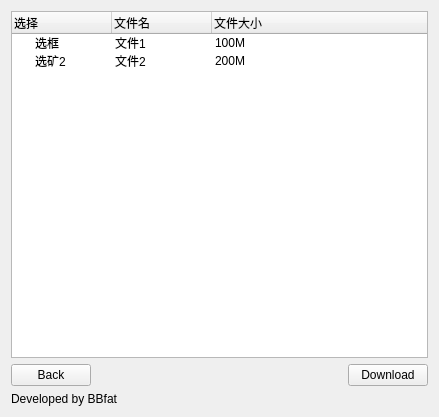
Before: the Qt Designer form ui/coursewarelist.ui in BB-fat/NCUTIclassDesktop, drawn with Qt 5.
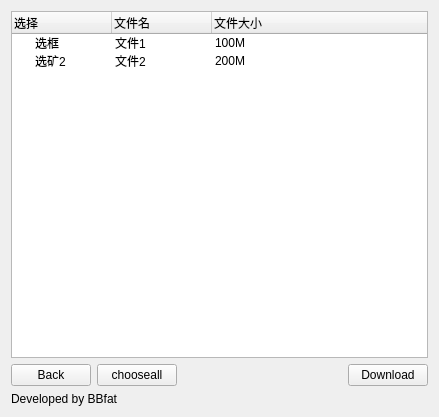
After: the same form once the commit is applied.

Patch:
```diff
--- a/ui/coursewarelist.ui
+++ b/ui/coursewarelist.ui
@@ -73,6 +73,13 @@
        </property>
       </widget>
      </item>
+     <item>
+      <widget class="QPushButton" name="pushButton_3">
+       <property name="text">
+        <string>chooseall</string>
+       </property>
+      </widget>
+     </item>
      <item>
       <spacer name="horizontalSpacer">
        <property name="orientation">
```
